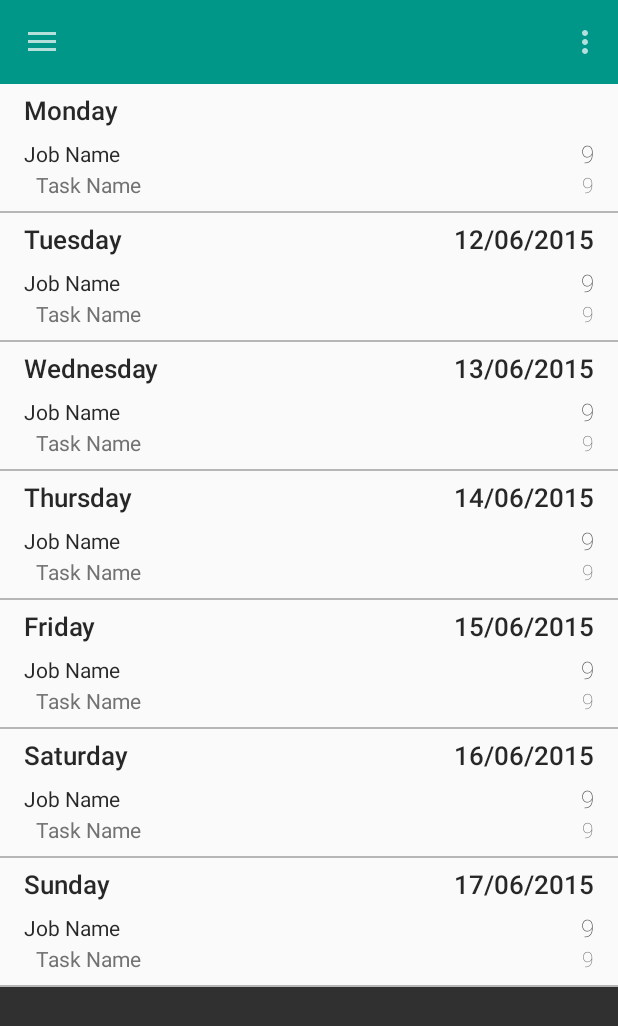
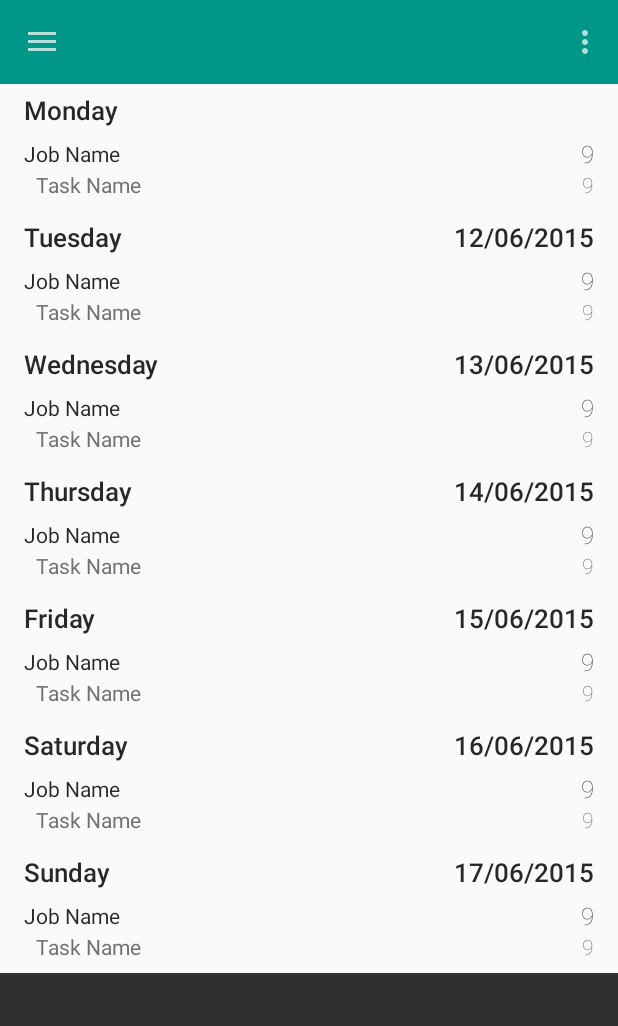
Before and after one commit to farsidesoul/TimesheetMe, an Android app: the fragment WeeklyEntryViewPagerFragment placed in its activity, on a phone screen of 412 x 824 dp. Shown: the top 1026 px of the screen. Run offline under Robolectric (Android 15) with nearby library versions, the phone set to English and light mode, and no system bars; libraries missing offline, so code that uses them is left out: com.daimajia.swipe, com.github.clans.fab; 10 statements that could not run were skipped.

Commit message:
Added: Workings of dynamically adding views to a layout

```diff
--- a/app/src/main/res/layout/fragment_weekly_entry_single_day.xml
+++ b/app/src/main/res/layout/fragment_weekly_entry_single_day.xml
@@ -1,16 +1,18 @@
 <?xml version="1.0" encoding="utf-8"?>
-<LinearLayout xmlns:android="http://schemas.android.com/apk/res/android"
+<LinearLayout
+	android:id="@+id/weekly_entry_linear_layout"
+	xmlns:android="http://schemas.android.com/apk/res/android"
               android:orientation="vertical"
               android:layout_width="match_parent"
               android:layout_height="wrap_content"
-    android:background="#fafafa">
+    android:background="#fafafa"
+	android:paddingLeft="16dp"
+	android:paddingRight="16dp">
 
 	<LinearLayout
 		android:layout_width="match_parent"
 		android:layout_height="35dp"
-		android:orientation="horizontal"
-		android:paddingLeft="16dp"
-		android:paddingRight="16dp">
+		android:orientation="horizontal">
 		<TextView
 			android:id="@+id/weekly_entry_day_of_week"
 			android:layout_width="0dp"
@@ -39,9 +41,7 @@
 
     <RelativeLayout
         android:layout_width="match_parent"
-        android:layout_height="match_parent"
-		android:paddingLeft="16dp"
-		android:paddingRight="16dp">
+        android:layout_height="match_parent">
 
         <TextView
 			android:id="@+id/weekly_entry_job_name"
@@ -68,9 +68,7 @@
 	<RelativeLayout
 		android:layout_width="match_parent"
 		android:layout_height="wrap_content"
-		android:layout_marginBottom="8dp"
-		android:paddingLeft="16dp"
-		android:paddingRight="16dp">
+		android:layout_marginBottom="8dp">
 
 		<TextView
 			android:id="@+id/weekly_entry_task_name"
@@ -97,10 +95,4 @@
 
 	</RelativeLayout>
 
-	<View
-		android:layout_width="match_parent"
-		android:layout_height="1dp"
-		android:background="@color/dividerColor"/>
-
-
 </LinearLayout>
```
Also changed, not shown: app/src/main/java/au/com/bfbapps/timesheetme/adapters/WeeklyEntryRecyclerViewAdapter.java (+53 -4 lines), 1 other file.
